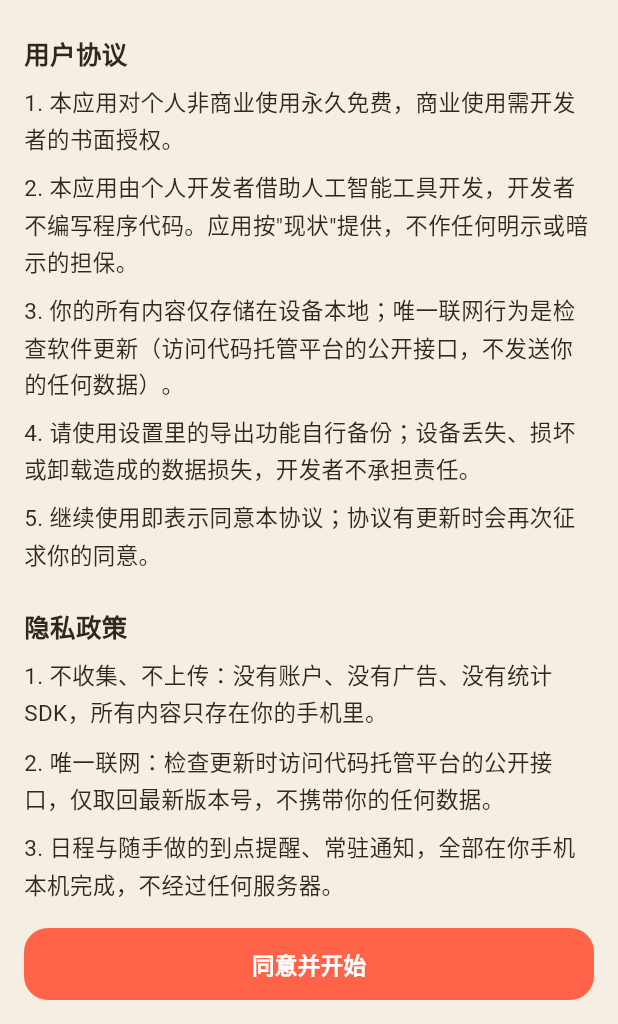
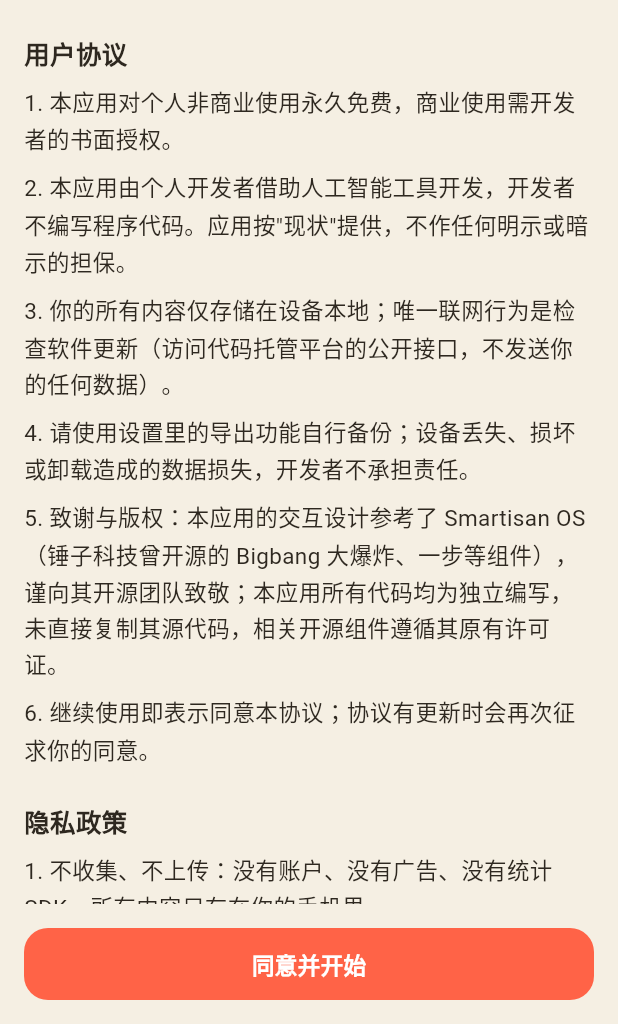
Before and after one commit to W192547975/start-notes, a Flutter app: the screen it shows after launch, on a phone screen of 412 x 824 dp, the part 212-1236 px from its top. Run offline on Flutter 3.47's test engine with Material 3 defaults, Android fonts, the phone set to English and light mode, and no system bars; missing offline and left inert: vosk_flutter; network calls fail.

Commit message:
Start 1.3.3：用户协议补致谢与版权条款，参考 Smartisan OS 开源组件独立编写未复制

```diff
--- a/lib/screens/manual.dart
+++ b/lib/screens/manual.dart
@@ -148,7 +148,8 @@ class AgreeScreen extends StatelessWidget {
               _P('2. 本应用由个人开发者借助人工智能工具开发，开发者不编写程序代码。应用按"现状"提供，不作任何明示或暗示的担保。'),
               _P('3. 你的所有内容仅存储在设备本地；唯一联网行为是检查软件更新（访问代码托管平台的公开接口，不发送你的任何数据）。'),
               _P('4. 请使用设置里的导出功能自行备份；设备丢失、损坏或卸载造成的数据损失，开发者不承担责任。'),
-              _P('5. 继续使用即表示同意本协议；协议有更新时会再次征求你的同意。'),
+              _P('5. 致谢与版权：本应用的交互设计参考了 Smartisan OS（锤子科技曾开源的 Bigbang 大爆炸、一步等组件），谨向其开源团队致敬；本应用所有代码均为独立编写，未直接复制其源代码，相关开源组件遵循其原有许可证。'),
+              _P('6. 继续使用即表示同意本协议；协议有更新时会再次征求你的同意。'),
             ],
     );
   }
@@ -221,7 +222,8 @@ class FirstRunScreen extends StatelessWidget {
                   _P('2. 本应用由个人开发者借助人工智能工具开发，开发者不编写程序代码。应用按"现状"提供，不作任何明示或暗示的担保。'),
                   _P('3. 你的所有内容仅存储在设备本地；唯一联网行为是检查软件更新（访问代码托管平台的公开接口，不发送你的任何数据）。'),
                   _P('4. 请使用设置里的导出功能自行备份；设备丢失、损坏或卸载造成的数据损失，开发者不承担责任。'),
-                  _P('5. 继续使用即表示同意本协议；协议有更新时会再次征求你的同意。'),
+                  _P('5. 致谢与版权：本应用的交互设计参考了 Smartisan OS（锤子科技曾开源的 Bigbang 大爆炸、一步等组件），谨向其开源团队致敬；本应用所有代码均为独立编写，未直接复制其源代码，相关开源组件遵循其原有许可证。'),
+                  _P('6. 继续使用即表示同意本协议；协议有更新时会再次征求你的同意。'),
                   SizedBox(height: S.lg),
                   _H('隐私政策'),
                   _P('1. 不收集、不上传：没有账户、没有广告、没有统计 SDK，所有内容只存在你的手机里。'),
--- a/pubspec.yaml
+++ b/pubspec.yaml
@@ -14,7 +14,7 @@ publish_to: 'none'
 # https://developer.apple.com/library/archive/documentation/General/Reference/InfoPlistKeyReference/Articles/CoreFoundationKeys.html
 # In Windows, build-name is used as the major, minor, and patch parts
 # of the product and file versions while build-number is used as the build suffix.
-version: 1.3.2+12
+version: 1.3.3+13
 
 environment:
   sdk: ^3.13.4
```
Also changed, not shown: 4 other files.
